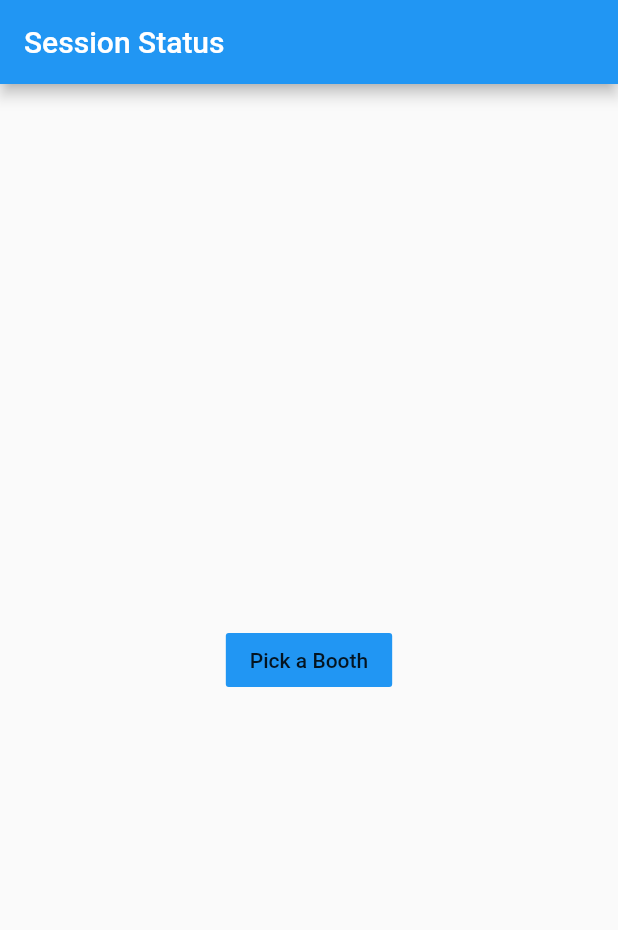
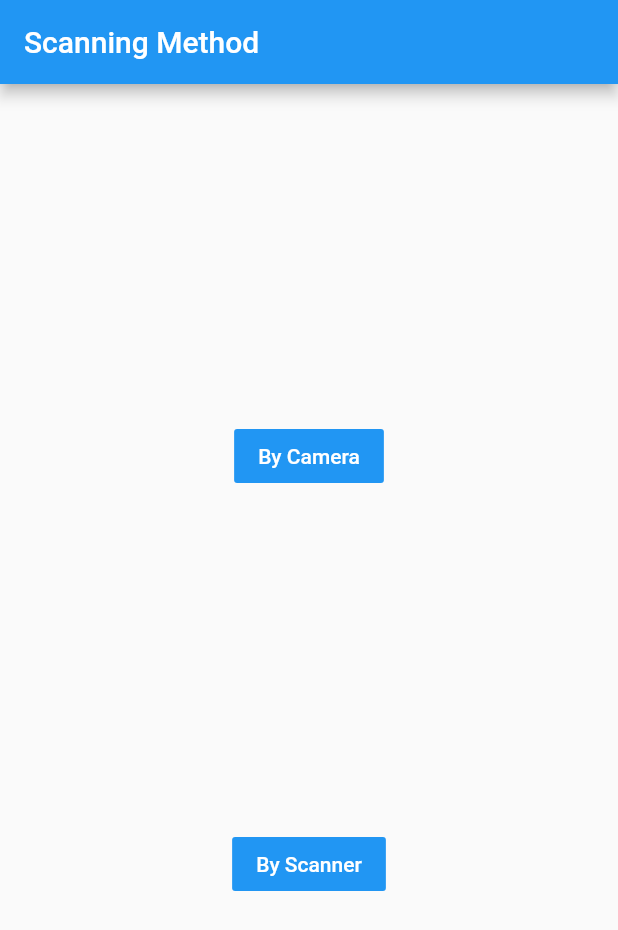
Before and after one commit to FadyFawzyOfficial/qr_code_scanner, a Flutter app: the screen it shows after launch, on a phone screen of 412 x 824 dp. Shown: the top 930 px of the screen. Run offline on Flutter 3.47's test engine with Material 2 defaults, Android fonts, the phone set to English and light mode, and no system bars; our stand-ins replace csv, file_picker, qr_flutter, shared_preferences; missing offline and left inert: flutter_material_pickers, qr_code_scanner.

Commit message:
Choose The Scanning Method once (Camera or Scanner)

```diff
--- a/lib/main.dart
+++ b/lib/main.dart
@@ -1,8 +1,6 @@
 import 'package:flutter/material.dart';
-// import 'package:provider/provider.dart';
 
-import 'pages/home_page.dart';
-import 'providers/session_provider.dart';
+import 'pages/intro_page.dart';
 
 void main() => runApp(MyApp());
 
@@ -16,7 +14,7 @@ class MyApp extends StatelessWidget {
         primarySwatch: Colors.blue,
         visualDensity: VisualDensity.adaptivePlatformDensity,
       ),
-      home: HomePage(),
+      home: IntroPage(),
     );
   }
 }
--- /dev/null
+++ b/lib/pages/intro_page.dart
@@ -0,0 +1,94 @@
+import 'package:flutter/material.dart';
+import 'package:shared_preferences/shared_preferences.dart';
+
+import '../widgets/call_back.dart';
+import 'home_page.dart';
+
+class IntroPage extends StatefulWidget {
+  @override
+  State<IntroPage> createState() => _IntroPageState();
+}
+
+class _IntroPageState extends State<IntroPage> {
+  static const scannerKey = 'ScannerKey';
+  final Future<SharedPreferences> _prefs = SharedPreferences.getInstance();
+  late Future<bool?> _isScanner;
+  late bool isScanner;
+
+  @override
+  void initState() {
+    super.initState();
+    _isScanner = _prefs.then((prefs) => prefs.getBool(scannerKey));
+  }
+
+  @override
+  Widget build(BuildContext context) {
+    return Scaffold(
+      appBar: AppBar(
+        title: const Text('Scanning Method'),
+      ),
+      body: Center(
+        child: FutureBuilder<bool?>(
+          future: _isScanner,
+          builder: (context, snapshot) {
+            switch (snapshot.connectionState) {
+              case ConnectionState.waiting:
+                return const CircularProgressIndicator();
+              case ConnectionState.done:
+              default:
+                if (snapshot.hasError) {
+                  return Text('Error: ${snapshot.error}');
+                } else if (snapshot.hasData)
+                  return CallBack(isScanner: snapshot.data!);
+                else
+                  return Column(
+                    mainAxisAlignment: MainAxisAlignment.spaceEvenly,
+                    children: [
+                      FlatButton(
+                        child: Text('By Camera'),
+                        textColor: Colors.white,
+                        color: Theme.of(context).primaryColor,
+                        onPressed: () => setScanner(false).then(
+                          (_) => Navigator.pushReplacement(
+                            context,
+                            MaterialPageRoute(
+                              builder: (context) => HomePage(
+                                isScanner: false,
+                              ),
+                            ),
+                          ),
+                        ),
+                      ),
+                      FlatButton(
+                        child: Text('By Scanner'),
+                        textColor: Colors.white,
+                        color: Theme.of(context).primaryColor,
+                        onPressed: () => setScanner(true).then(
+                          (_) => Navigator.pushReplacement(
+                            context,
+                            MaterialPageRoute(
+                              builder: (context) => HomePage(
+                                isScanner: true,
+                              ),
+                            ),
+                          ),
+                        ),
+                      ),
+                    ],
+                  );
+            }
+          },
+        ),
+      ),
+    );
+  }
+
+  Future<void> setScanner(bool value) async {
+    final SharedPreferences prefs = await _prefs;
+    setState(() {
+      isScanner = value;
+      _isScanner =
+          prefs.setBool(scannerKey, isScanner).then((value) => isScanner);
+    });
+  }
+}
```
Also changed, not shown: lib/pages/booth_scanner_page.dart (+3 -5 lines), lib/pages/home_page.dart (+5 -2 lines), lib/widgets/call_back.dart (added, +30 -0 lines).
